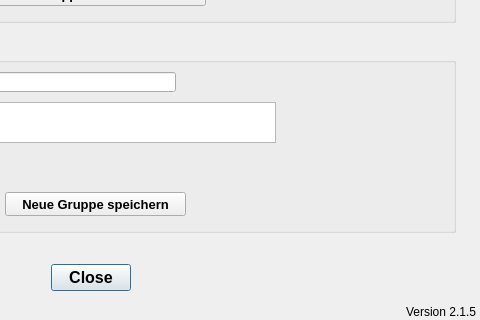
hoettges/QKan, file qkan/linkflaechen/resources/application_managegroups.ui: the form before one commit; both pictures show x 195 to 675 and y 288 to 608 of the 675 by 608 pixel window.
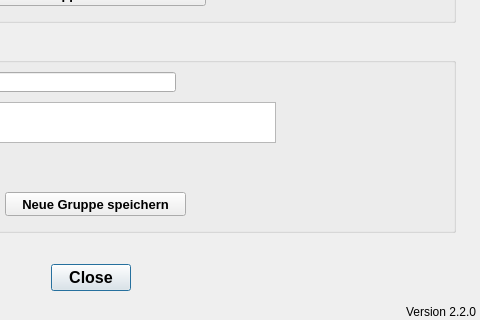
The form after the commit.

The edit to the form file:
```diff
--- a/qkan/linkflaechen/resources/application_managegroups.ui
+++ b/qkan/linkflaechen/resources/application_managegroups.ui
@@ -274,7 +274,7 @@
     <string>Version QKan Import</string>
    </property>
    <property name="text">
-    <string>Version 2.1.5</string>
+    <string>Version 2.2.0</string>
    </property>
    <property name="alignment">
     <set>Qt::AlignRight|Qt::AlignTrailing|Qt::AlignVCenter</set>
```
